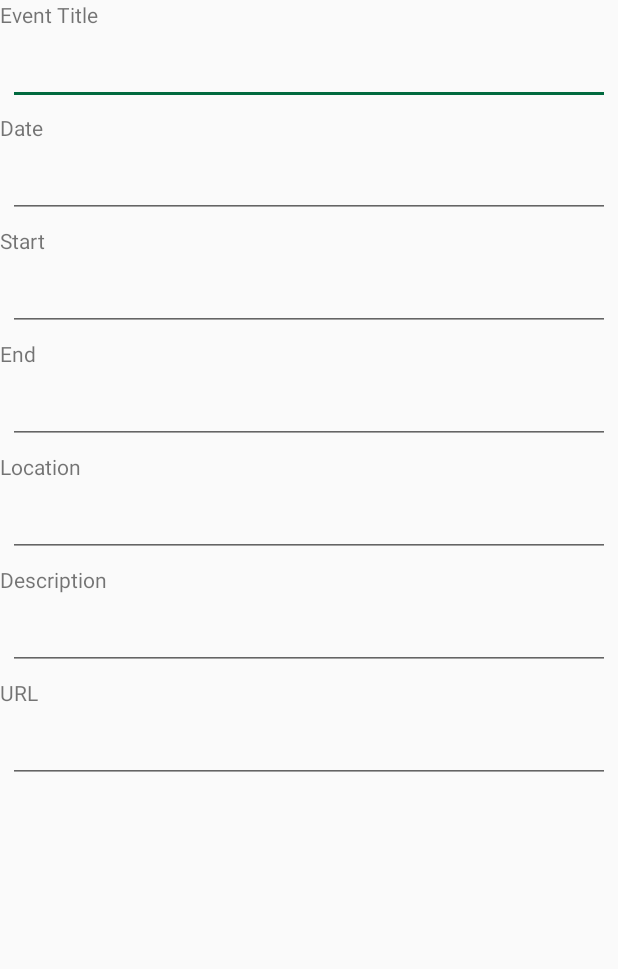
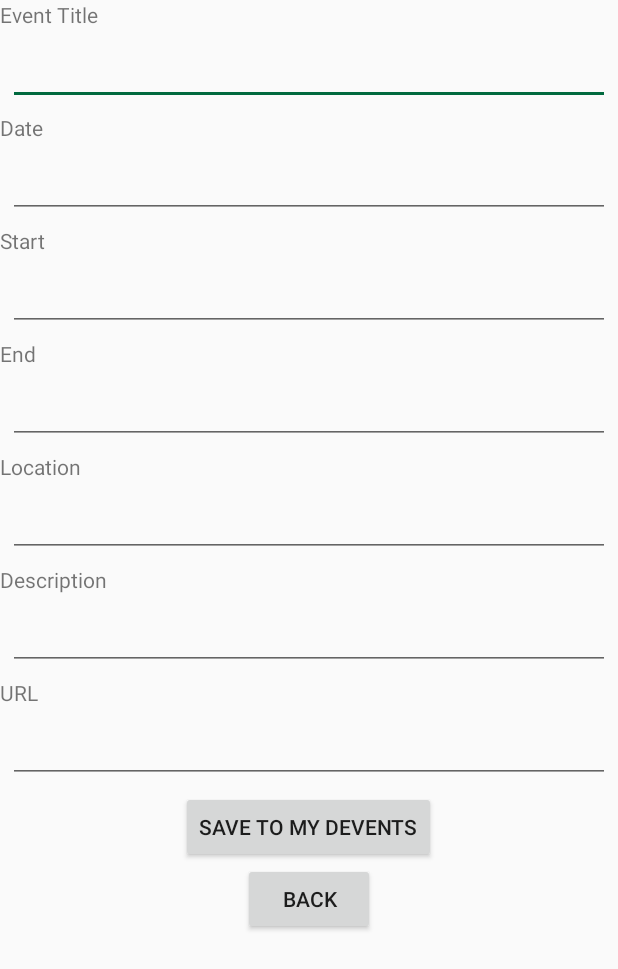
Before and after one commit to polurud/Devents1-master2-kf-dep-v3, an Android app: the DisplayEventActivity screen opened directly, with no data from a screen before it, on a phone screen of 412 x 824 dp. Shown: the top 969 px of the screen. Run offline under Robolectric (Android 15) with nearby library versions, the phone set to English and light mode, and no system bars.

Commit message:
Fixing some small UI issues

```diff
--- a/app/src/main/java/com/dartmouth/kd/devents/DataLoader.java
+++ b/app/src/main/java/com/dartmouth/kd/devents/DataLoader.java
@@ -1,6 +1,8 @@
 package com.dartmouth.kd.devents;
 
 /**
+ * Based on MyRuns DataLoader
+ *
  * Created by kathrynflattum on 2/25/18.
  */
 
@@ -23,11 +25,11 @@ public class DataLoader extends AsyncTaskLoader<ArrayList<CampusEvent>> {
 
     @Override
     public ArrayList<CampusEvent> loadInBackground() {
-        Log.d("TAGG","Started");
+        Log.d(Globals.TAGG,"Started");
         CampusEventDbHelper mCampusEventDbHelper = new CampusEventDbHelper(mContext);
         ArrayList<CampusEvent> eventsList = mCampusEventDbHelper
                 .fetchEvents();
-        Log.d("TAGG","Finished");
+        Log.d(Globals.TAGG,"Finished");
 
         return eventsList;
     }
--- a/app/src/main/java/com/dartmouth/kd/devents/Globals.java
+++ b/app/src/main/java/com/dartmouth/kd/devents/Globals.java
@@ -6,7 +6,7 @@ package com.dartmouth.kd.devents;
 
 public class Globals {
 
-    public static final String TAG = "DEvents";
+    public static final String TAGG = "DEvents";
     // Table schema, column names
     public static final String KEY_ROWID = "_id";
     public static final String KEY_TITLE = "title";
--- a/app/src/main/java/com/dartmouth/kd/devents/MyFragmentPageAdapter.java
+++ b/app/src/main/java/com/dartmouth/kd/devents/MyFragmentPageAdapter.java
@@ -1,6 +1,7 @@
 package com.dartmouth.kd.devents;
 
 /**
+ * Based on MyRuns Functionality
  * Created by kathrynflattum on 2/25/18.
  */
 
--- a/app/src/main/res/layout/activity_display_event.xml
+++ b/app/src/main/res/layout/activity_display_event.xml
@@ -98,5 +98,25 @@
             android:editable = "false"
             android:layout_margin="5dp" />
 
+        <Button
+            android:id="@+id/btnSavetoMyDEvents"
+            android:layout_width="wrap_content"
+            android:layout_height="wrap_content"
+            android:layout_gravity="center_horizontal"
+            android:layout_weight="1"
+            android:onClick="onSavetoMyDEvents"
+            android:text="Save to My DEvents" >
+        </Button>
+
+        <Button
+            android:id="@+id/btnBack"
+            android:layout_width="wrap_content"
+            android:layout_height="wrap_content"
+            android:layout_gravity="center_horizontal"
+            android:layout_weight="1"
+            android:onClick="onBackClicked"
+            android:text="Back" >
+        </Button>
+
     </LinearLayout>
 </ScrollView>
```
Also changed, not shown: app/src/main/java/com/dartmouth/kd/devents/CreateCampusEvent.java (+0 -8 lines), app/src/main/java/com/dartmouth/kd/devents/DisplayEventActivity.java (+22 -1 lines), app/src/main/java/com/dartmouth/kd/devents/MapsActivity.java (+15 -46 lines).
